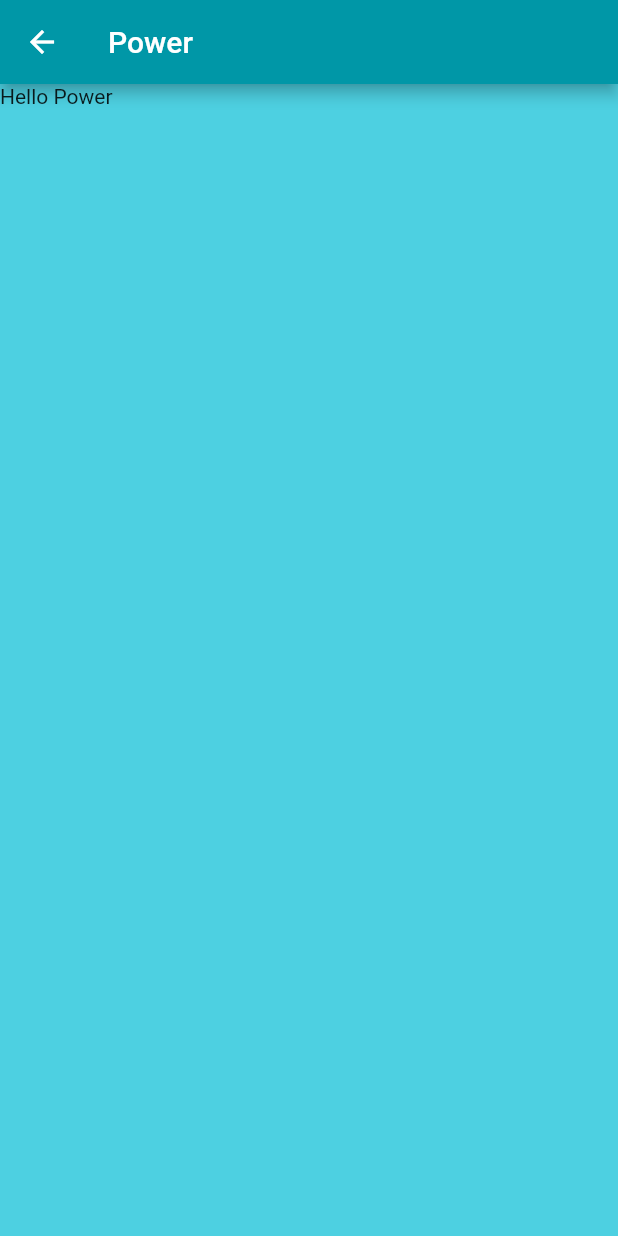
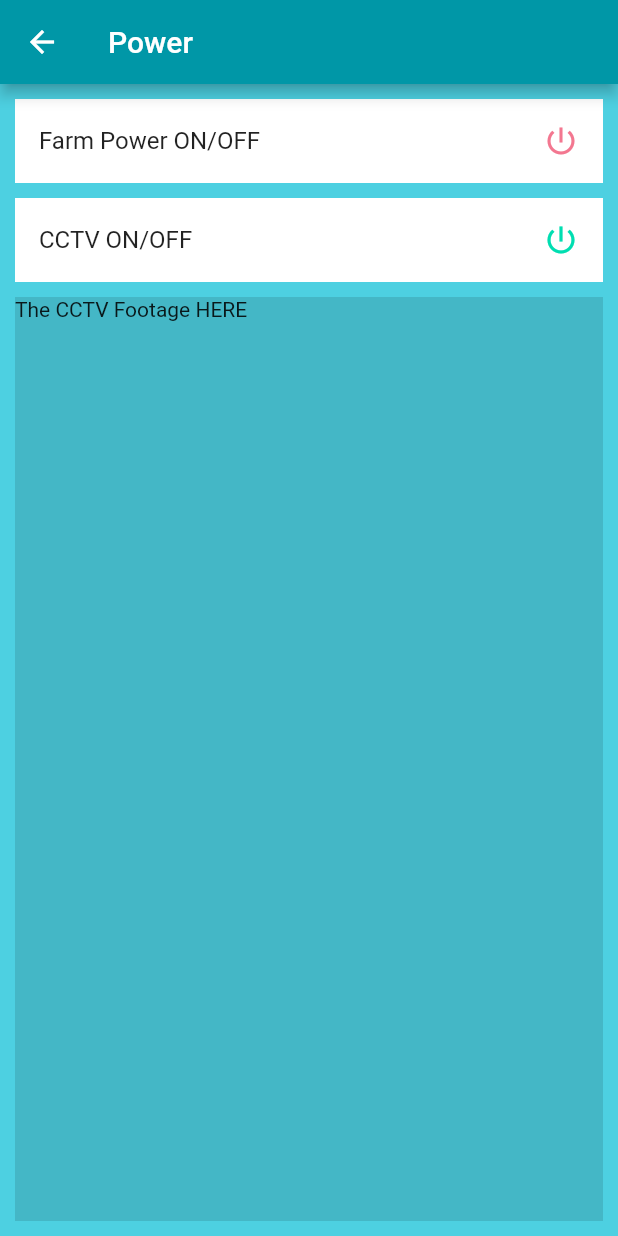
Before and after one commit to eqrakhattak/smart-biofloc-monitoring, a Flutter app: the PowerPage screen opened directly, on a phone screen of 412 x 824 dp. Run offline on Flutter 3.47's test engine with Material 2 defaults, Android fonts, the phone set to English and light mode, and no system bars; our stand-ins replace font_awesome_flutter.

Commit message:
Minor Changes

```diff
--- a/sci_fish/lib/pages/control_page.dart
+++ b/sci_fish/lib/pages/control_page.dart
@@ -34,6 +34,7 @@ class _ControlPageState extends State<ControlPage> {
         child: Padding(
           padding: const EdgeInsets.only(left: 10.0, right: 10.0),
           child: Row(
+            //TODO: Formatting in landscape
             mainAxisAlignment: MainAxisAlignment.spaceEvenly,
             children: [
               Expanded(
--- a/sci_fish/lib/pages/power_page.dart
+++ b/sci_fish/lib/pages/power_page.dart
@@ -1,4 +1,8 @@
 import 'package:flutter/material.dart';
+import 'package:font_awesome_flutter/font_awesome_flutter.dart';
+
+const Color iconColorOn = Color(0xFF00DEB1);
+const Color iconColorOff = Color(0xFFF37790);
 
 class PowerPage extends StatelessWidget {
   const PowerPage({Key? key}) : super(key: key);
@@ -9,7 +13,42 @@ class PowerPage extends StatelessWidget {
       appBar: AppBar(
         title: const Text('Power'),
       ),
-      body: const Text('Hello Power'),
+      body: SafeArea(
+        child: Padding(
+          padding: const EdgeInsets.all(10.0),
+          child: Column(
+            children: [
+              const ListTile(
+                tileColor: Colors.white,
+                // leading: FlutterLogo(),
+                title: Text('Farm Power ON/OFF'),
+                trailing: Icon(Icons.power_settings_new),
+                iconColor: iconColorOff,
+              ),
+              const SizedBox(
+                height: 10.0,
+              ),
+              const ListTile(
+                tileColor: Colors.white,
+
+                title: Text('CCTV ON/OFF'),
+                trailing: Icon(Icons.power_settings_new),
+                iconColor: iconColorOn,
+              ),
+              const SizedBox(
+                height: 10.0,
+              ),
+              Expanded(
+                child: Container(
+                  width: double.infinity,
+                  color: Colors.black12,
+                  child: const Text('The CCTV Footage HERE'),
+                ),
+              ),
+            ],
+          ),
+        ),
+      ),
     );
   }
 }
```
